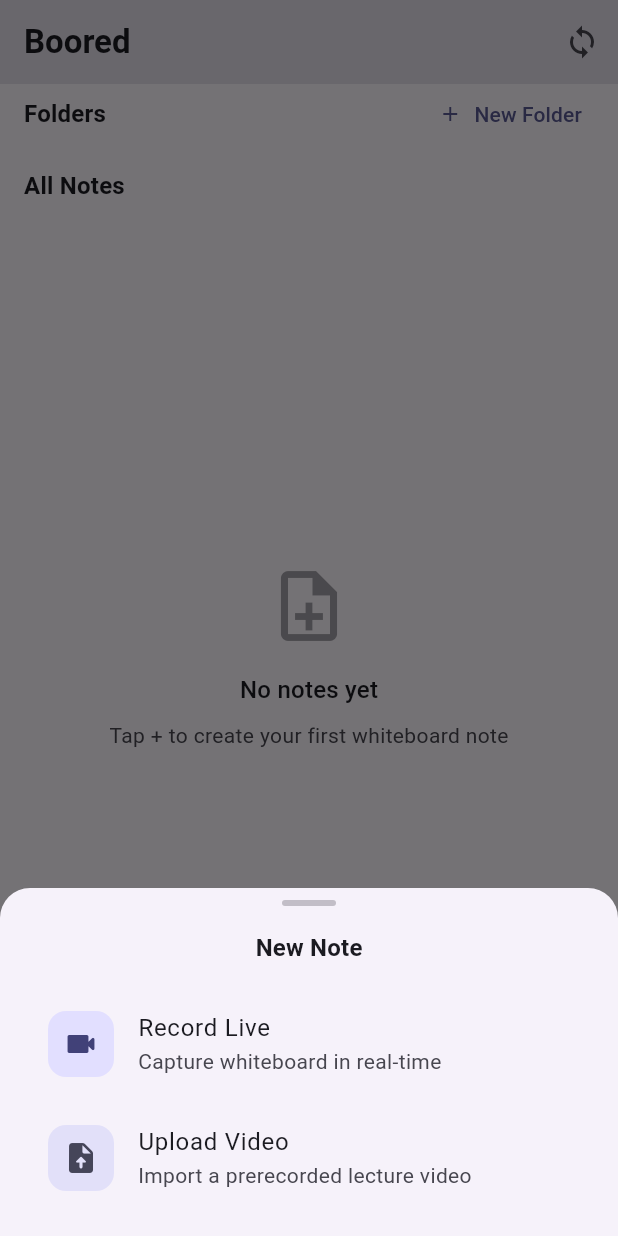
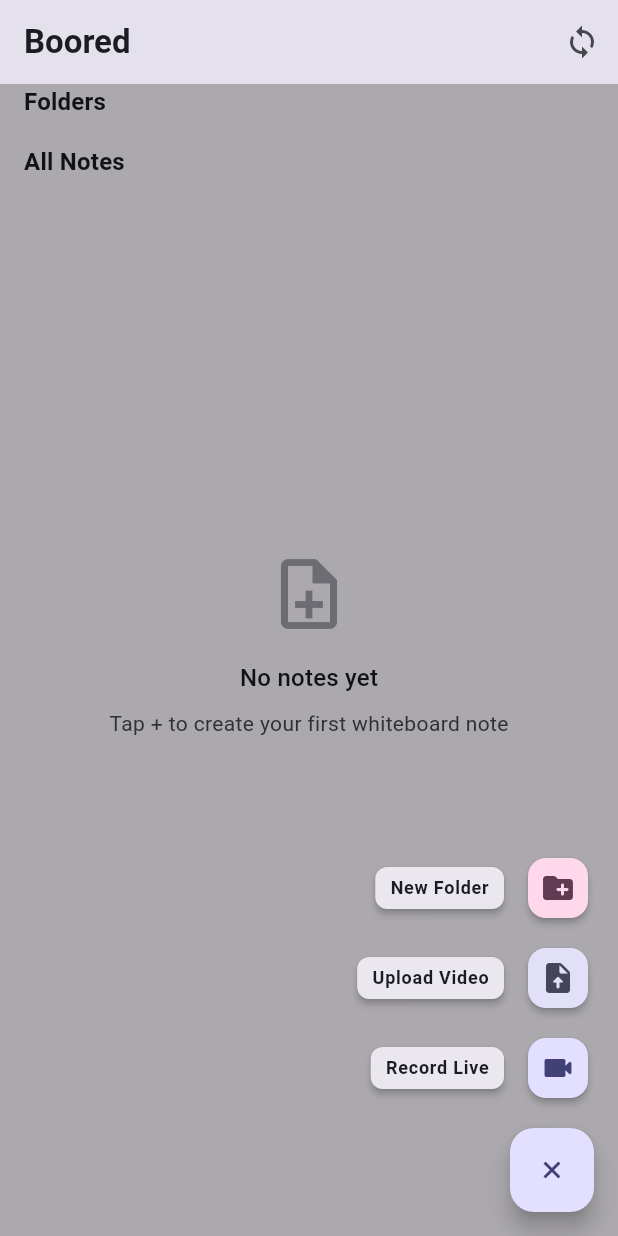
Before and after one commit to r2hu1/Boored, a Flutter app: the HomeScreen screen opened by its route, scrolled down 88 dp, after a tap on the "add" icon, on a phone screen of 412 x 824 dp. Run offline on Flutter 3.47's test engine with Material 3 defaults, Android fonts, the phone set to English and light mode, and no system bars; our stand-ins replace camera, dio, drift, drift_flutter, flutter_dotenv, flutter_riverpod and 8 more; missing offline and left inert: google_mlkit_selfie_segmentation, google_mlkit_text_recognition, pdfx; accounts and stored records are empty; generated files the repository leaves out were written again.

Commit message:
feat: replace new note bottom sheet with expandable speed-dial floating action buttons

```diff
--- a/apps/mobile/lib/features/home/presentation/home_screen.dart
+++ b/apps/mobile/lib/features/home/presentation/home_screen.dart
@@ -19,12 +19,32 @@ class HomeScreen extends ConsumerStatefulWidget {
   ConsumerState<HomeScreen> createState() => _HomeScreenState();
 }
 
-class _HomeScreenState extends ConsumerState<HomeScreen> {
+class _HomeScreenState extends ConsumerState<HomeScreen>
+    with SingleTickerProviderStateMixin {
   final _searchController = TextEditingController();
+  late final AnimationController _fabAnimationController;
+  late final Animation<double> _expandAnimation;
+  bool _isFabOpen = false;
+
+  @override
+  void initState() {
+    super.initState();
+    _fabAnimationController = AnimationController(
+      value: 0.0,
+      duration: const Duration(milliseconds: 250),
+      vsync: this,
+    );
+    _expandAnimation = CurvedAnimation(
+      curve: Curves.easeOutCubic,
+      reverseCurve: Curves.easeInCubic,
+      parent: _fabAnimationController,
+    );
+  }
 
   @override
   void dispose() {
     _searchController.dispose();
+    _fabAnimationController.dispose();
     super.dispose();
   }
 
@@ -32,6 +52,26 @@ class _HomeScreenState extends ConsumerState<HomeScreen> {
     _searchController.clear();
     ref.read(notesNotifierProvider.notifier).clearSearch();
     setState(() {});
+  }
+
+  void _toggleFab() {
+    setState(() {
+      _isFabOpen = !_isFabOpen;
+      if (_isFabOpen) {
+        _fabAnimationController.forward();
+      } else {
+        _fabAnimationController.reverse();
+      }
+    });
+  }
+
+  void _closeFab() {
+    if (_isFabOpen) {
+      setState(() {
+        _isFabOpen = false;
+        _fabAnimationController.reverse();
+      });
+    }
   }
 
   @override
@@ -144,13 +184,18 @@ class _HomeScreenState extends ConsumerState<HomeScreen> {
         ],
       ),
       body: PopScope(
-        canPop: !isSearching,
+        canPop: !isSearching && !_isFabOpen,
         onPopInvokedWithResult: (didPop, _) {
-          if (!didPop && isSearching) {
+          if (didPop) return;
+          if (_isFabOpen) {
+            _closeFab();
+          } else if (isSearching) {
             _closeSearch();
           }
         },
-        child: CustomScrollView(
+        child: Stack(
+          children: [
+            CustomScrollView(
               slivers: [
                 // Official Material 3 SearchBar above folders section
                 SliverToBoxAdapter(
@@ -184,25 +229,11 @@ class _HomeScreenState extends ConsumerState<HomeScreen> {
                   SliverToBoxAdapter(
                     child: Padding(
                       padding: const EdgeInsets.fromLTRB(16, 12, 16, 8),
-                  child: Row(
-                    mainAxisAlignment: MainAxisAlignment.spaceBetween,
-                    children: [
-                      Text(
+                      child: Text(
                         'Folders',
                         style: theme.textTheme.titleMedium?.copyWith(
                           fontWeight: FontWeight.w700,
                         ),
-                      ),
-                      TextButton.icon(
-                        icon: const Icon(Icons.add, size: 16),
-                        label: const Text('New Folder'),
-                        style: TextButton.styleFrom(
-                          padding: const EdgeInsets.symmetric(horizontal: 8),
-                          visualDensity: VisualDensity.compact,
-                        ),
-                        onPressed: () => _createFolder(context),
-                      ),
-                    ],
                       ),
                     ),
                   ),
@@ -253,10 +284,164 @@ class _HomeScreenState extends ConsumerState<HomeScreen> {
                 ),
               ],
             ),
+            if (_isFabOpen)
+              Positioned.fill(
+                child: GestureDetector(
+                  behavior: HitTestBehavior.opaque,
+                  onTap: _closeFab,
+                  child: FadeTransition(
+                    opacity: _expandAnimation,
+                    child: ColoredBox(
+                      color: colors.scrim.withValues(alpha: 0.32),
                     ),
-      floatingActionButton: FloatingActionButton(
-        onPressed: () => _showNewNoteOptions(context),
+                  ),
+                ),
+              ),
+          ],
+        ),
+      ),
+      floatingActionButton: _buildSpeedDial(context, theme, colors),
+    );
+  }
+
+  Widget _buildSpeedDial(
+    BuildContext context,
+    ThemeData theme,
+    ColorScheme colors,
+  ) {
+    return Column(
+      mainAxisSize: MainAxisSize.min,
+      crossAxisAlignment: CrossAxisAlignment.end,
+      children: [
+        AnimatedBuilder(
+          animation: _expandAnimation,
+          builder: (context, child) {
+            if (_expandAnimation.value == 0.0) {
+              return const SizedBox.shrink();
+            }
+            return Column(
+              mainAxisSize: MainAxisSize.min,
+              crossAxisAlignment: CrossAxisAlignment.end,
+              children: [
+                _buildSpeedDialItem(
+                  context: context,
+                  theme: theme,
+                  colors: colors,
+                  label: 'New Folder',
+                  icon: Icons.create_new_folder_rounded,
+                  heroTag: 'fab_new_folder',
+                  color: colors.tertiaryContainer,
+                  iconColor: colors.onTertiaryContainer,
+                  onTap: () => _createFolder(context),
+                  delayFraction: 0.3,
+                ),
+                const SizedBox(height: 12),
+                _buildSpeedDialItem(
+                  context: context,
+                  theme: theme,
+                  colors: colors,
+                  label: 'Upload Video',
+                  icon: Icons.upload_file_rounded,
+                  heroTag: 'fab_upload_video',
+                  color: colors.secondaryContainer,
+                  iconColor: colors.onSecondaryContainer,
+                  onTap: () => _createAndImportVideo(context),
+                  delayFraction: 0.15,
+                ),
+                const SizedBox(height: 12),
+                _buildSpeedDialItem(
+                  context: context,
+                  theme: theme,
+                  colors: colors,
+                  label: 'Record Live',
+                  icon: Icons.videocam_rounded,
+                  heroTag: 'fab_record_live',
+                  color: colors.primaryContainer,
+                  iconColor: colors.onPrimaryContainer,
+                  onTap: () => _createAndCaptureLive(context),
+                  delayFraction: 0.0,
+                ),
+                const SizedBox(height: 16),
+              ],
+            );
+          },
+        ),
+        FloatingActionButton(
+          heroTag: 'fab_main',
+          onPressed: _toggleFab,
+          child: AnimatedRotation(
+            turns: _isFabOpen ? 0.125 : 0.0,
+            duration: const Duration(milliseconds: 200),
             child: const Icon(Icons.add),
+          ),
+        ),
+      ],
+    );
+  }
+
+  Widget _buildSpeedDialItem({
+    required BuildContext context,
+    required ThemeData theme,
+    required ColorScheme colors,
+    required String label,
+    required IconData icon,
+    required String heroTag,
+    required Color color,
+    required Color iconColor,
+    required VoidCallback onTap,
+    required double delayFraction,
+  }) {
+    final itemAnimation = CurvedAnimation(
+      parent: _fabAnimationController,
+      curve: Interval(delayFraction, 1.0, curve: Curves.easeOutCubic),
+    );
+
+    return FadeTransition(
+      opacity: itemAnimation,
+      child: ScaleTransition(
+        scale: itemAnimation,
+        alignment: Alignment.centerRight,
+        child: Row(
+          mainAxisSize: MainAxisSize.min,
+          children: [
+            GestureDetector(
+              onTap: () {
+                _closeFab();
+                onTap();
+              },
+              child: Material(
+                color: colors.surfaceContainerHigh,
+                elevation: 2,
+                borderRadius: BorderRadius.circular(8),
+                child: Padding(
+                  padding: const EdgeInsets.symmetric(
+                    horizontal: 10,
+                    vertical: 6,
+                  ),
+                  child: Text(
+                    label,
+                    style: theme.textTheme.labelMedium?.copyWith(
+                      fontWeight: FontWeight.w600,
+                      color: colors.onSurface,
+                    ),
+                  ),
+                ),
+              ),
+            ),
+            const SizedBox(width: 12),
+            FloatingActionButton.small(
+              heroTag: heroTag,
+              backgroundColor: color,
+              foregroundColor: iconColor,
+              elevation: 2,
+              onPressed: () {
+                _closeFab();
+                onTap();
+              },
+              child: Icon(icon),
+            ),
+          ],
+        ),
       ),
     );
   }
@@ -427,90 +612,6 @@ class _HomeScreenState extends ConsumerState<HomeScreen> {
     await ref.read(foldersNotifierProvider.notifier).deleteFolder(folder.id);
   }
 
-  void _showNewNoteOptions(BuildContext context) {
-    final theme = Theme.of(context);
-    final colors = theme.colorScheme;
-    showModalBottomSheet(
-      context: context,
-      shape: const RoundedRectangleBorder(
-        borderRadius: BorderRadius.vertical(top: Radius.circular(20)),
-      ),
-      builder: (ctx) => SafeArea(
-        child: Padding(
-          padding: const EdgeInsets.fromLTRB(16, 8, 16, 16),
-          child: Column(
-            mainAxisSize: MainAxisSize.min,
-            children: [
-              Container(
-                width: 36,
-                height: 4,
-                margin: const EdgeInsets.only(bottom: 16),
-                decoration: BoxDecoration(
-                  color: colors.onSurfaceVariant.withValues(alpha: 0.3),
-                  borderRadius: BorderRadius.circular(2),
-                ),
-              ),
-              Text(
-                'New Note',
-                style: theme.textTheme.titleMedium?.copyWith(
-                  fontWeight: FontWeight.w700,
-                ),
-              ),
-              const SizedBox(height: 16),
-              ListTile(
-                leading: Container(
-                  width: 44,
-                  height: 44,
-                  decoration: BoxDecoration(
-                    color: colors.primaryContainer,
-                    borderRadius: BorderRadius.circular(12),
-                  ),
-                  child: Icon(
-                    Icons.videocam_rounded,
-                    color: colors.onPrimaryContainer,
-                  ),
-                ),
-                title: const Text('Record Live'),
-                subtitle: const Text('Capture whiteboard in real-time'),
-                shape: RoundedRectangleBorder(
-                  borderRadius: BorderRadius.circular(12),
-                ),
-                onTap: () {
-                  Navigator.of(ctx).pop();
-                  _createAndCaptureLive(context);
-                },
-              ),
-              const SizedBox(height: 4),
-              ListTile(
-                leading: Container(
-                  width: 44,
-                  height: 44,
-                  decoration: BoxDecoration(
-                    color: colors.secondaryContainer,
-                    borderRadius: BorderRadius.circular(12),
-                  ),
-                  child: Icon(
-                    Icons.upload_file_rounded,
-                    color: colors.onSecondaryContainer,
-                  ),
-                ),
-                title: const Text('Upload Video'),
-                subtitle: const Text('Import a prerecorded lecture video'),
-                shape: RoundedRectangleBorder(
-                  borderRadius: BorderRadius.circular(12),
-                ),
-                onTap: () {
-                  Navigator.of(ctx).pop();
-                  _createAndImportVideo(context);
-                },
-              ),
-            ],
-          ),
-        ),
-      ),
-    );
-  }
-
   Future<void> _createAndCaptureLive(BuildContext context) async {
     final title = await showCreateNoteSheet(context);
     if (!mounted || title == null || title.isEmpty) return;
```
Lines whose indentation alone changed are shown as unchanged.
